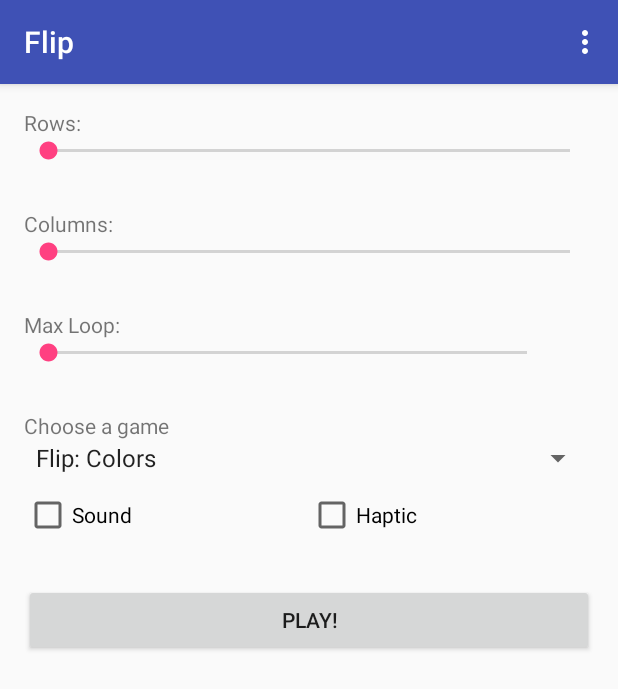
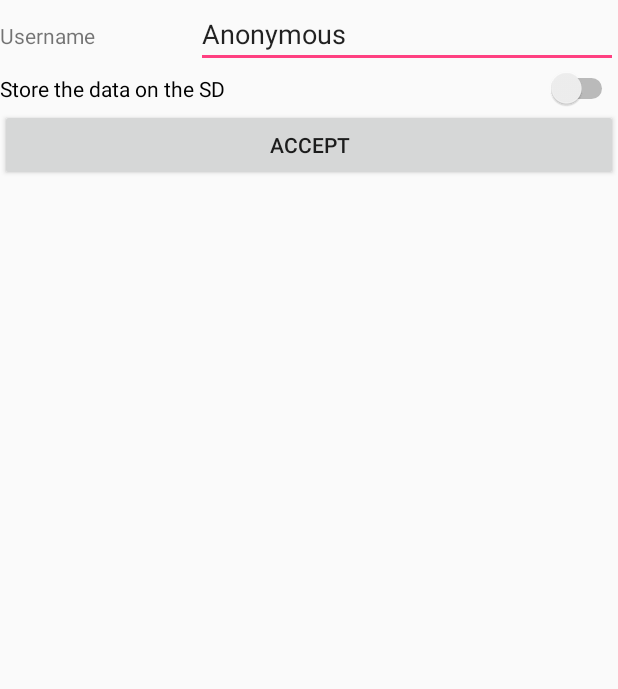
Before and after one commit to gundamexia/Flipi, an Android app: the screen it shows after launch (MainActivity before the commit, Preferences after it), in the options menu, after a tap on "Preferences", on a phone screen of 412 x 824 dp. Shown: the top 689 px of the screen. Run offline under Robolectric (Android 15) with nearby library versions, the phone set to English and light mode, and no system bars.

```diff
--- a/app/src/main/AndroidManifest.xml
+++ b/app/src/main/AndroidManifest.xml
@@ -16,6 +16,7 @@
         </activity>
         <activity android:name=".Flipi" />
         <activity android:name=".score" />
+        <activity android:name=".Preferences" />
     </application>
 
 </manifest>
--- a/app/src/main/java/com/example/dam212/flipi/Flipi.java
+++ b/app/src/main/java/com/example/dam212/flipi/Flipi.java
@@ -25,6 +25,7 @@ import java.io.IOException;
 import java.util.Date;
 import java.util.Locale;
 import java.util.Random;
+
 public class Flipi extends AppCompatActivity {
 
     //tipos de juego
@@ -41,7 +42,6 @@ public class Flipi extends AppCompatActivity {
             R.drawable.ic_6c
     };
 
-
     //numeros
     private static final int []numbers = new int[]{
             R.drawable.ic_1n,
@@ -51,7 +51,6 @@ public class Flipi extends AppCompatActivity {
             R.drawable.ic_5n,
             R.drawable.ic_6n
     };
-
 
     //mantener el array que el usuario hay decidido utilizar
     private int []pictures = null;
@@ -87,6 +86,9 @@ public class Flipi extends AppCompatActivity {
 
     // Mostrará en pantalla el las veces que el usuario ha pulsado una celda
     private TextView tvNumberOfClicks = null;
+
+    // Cronómetro del juego;
+    private Chronometer chronometer;
 
     @Override
     public void onCreate(Bundle savedInstanceState) {
@@ -161,8 +163,8 @@ public class Flipi extends AppCompatActivity {
             ll.addView(l2);
         }
         // cronómetro
-        Chronometer t = (Chronometer)findViewById(R.id.Chronometer);
-        t.start();
+        chronometer = (Chronometer)findViewById(R.id.Chronometer);
+        chronometer.start();
     }
 
 
@@ -355,4 +357,21 @@ public class Flipi extends AppCompatActivity {
                 return super.onOptionsItemSelected(item);
         }
     }
+
+    @Override
+    public void onSaveInstanceState(Bundle savedInstanceState) {
+        super.onSaveInstanceState(savedInstanceState);
+        savedInstanceState.putBoolean("MyBoolean", true);
+        savedInstanceState.putLong("Chronometer", chronometer.getBase());
+        savedInstanceState.putInt("Presses", numberOfClicks);
+    }
+
+    @Override
+    public void onRestoreInstanceState(Bundle savedInstanceState) {
+        super.onRestoreInstanceState(savedInstanceState);
+        chronometer.setBase(savedInstanceState.getLong("Chronometer"));
+        chronometer.start();
+        numberOfClicks = savedInstanceState.getInt("Presses");
+        tvNumberOfClicks.setText(String.valueOf(numberOfClicks));
+    }
 }
--- a/app/src/main/java/com/example/dam212/flipi/MainActivity.java
+++ b/app/src/main/java/com/example/dam212/flipi/MainActivity.java
@@ -18,6 +18,10 @@ import java.util.Locale;
 public class MainActivity extends AppCompatActivity {
 
     private final int FLIPI = 0;
+    private final int PREFERENCES = 1;
+
+    private String username;
+    private boolean saveToSD;
 
     private SeekBar seekBarRows;
     private SeekBar seekBarColumns;
@@ -78,6 +82,9 @@ public class MainActivity extends AppCompatActivity {
         checkBoxHaptic = (CheckBox) findViewById(R.id.checkBoxHaptic);
 
         spinnerTypeOfGame = (Spinner) findViewById(R.id.spinnerTypeOfGame);
+
+        username = "Anonymous";
+        saveToSD = false;
     }
 
     /**
@@ -103,6 +110,17 @@ public class MainActivity extends AppCompatActivity {
             case FLIPI:
                 onFlipiResult(resultCode, data);
                 break;
+            case PREFERENCES:
+                onPreferencesResult(resultCode, data);
+                break;
+        }
+    }
+
+    private void onPreferencesResult(int resultCode, Intent data) {
+        if (resultCode == RESULT_OK) {
+            Bundle result = data.getExtras();
+            username = result.getString("Username");
+            saveToSD = result.getBoolean("SaveToSD");
         }
     }
 
@@ -121,12 +139,13 @@ public class MainActivity extends AppCompatActivity {
     private void launchScoresActivity(){
         Intent intentScore = new Intent(this, score.class);
         startActivity(intentScore);
-
-
     }
 
     private void launchPreferencesActivity(){
-
+        Intent intentPreferences = new Intent(this, Preferences.class);
+        intentPreferences.putExtra("Username", username);
+        intentPreferences.putExtra("SaveToSD", saveToSD);
+        startActivityForResult(intentPreferences, PREFERENCES);
     }
 
 
--- /dev/null
+++ b/app/src/main/java/com/example/dam212/flipi/Preferences.java
@@ -0,0 +1,35 @@
+package com.example.dam212.flipi;
+
+import android.app.Activity;
+import android.content.Intent;
+import android.os.Bundle;
+import android.util.Log;
+import android.view.View;
+import android.widget.EditText;
+import android.widget.Switch;
+
+public class Preferences extends Activity  {
+
+    public void onCreate(Bundle savedInstanceState) {
+        super.onCreate(savedInstanceState);
+        setContentView(R.layout.preferences);
+        Bundle extras = getIntent().getExtras();
+
+        ((EditText)findViewById(R.id.editTextUsername)).setText(extras.getString("Username"));
+        ((Switch)findViewById(R.id.switchSD)).setChecked(extras.getBoolean("SaveToSD"));
+    }
+
+    public void savePreferences(View view) {
+        Intent resultIntent = new Intent();
+        Log.i("PREFERENCES", "User saved the preferences.");
+
+        String username = ((EditText)findViewById(R.id.editTextUsername)).getText().toString();
+        boolean saveToSD = ((Switch)findViewById(R.id.switchSD)).isChecked();
+
+        resultIntent.putExtra("Username", username);
+        resultIntent.putExtra("SaveToSD", saveToSD);
+
+        setResult(RESULT_OK, resultIntent);
+        finish();
+    }
+}
--- /dev/null
+++ b/app/src/main/res/layout/preferences.xml
@@ -0,0 +1,41 @@
+<?xml version="1.0" encoding="utf-8"?>
+<LinearLayout xmlns:android="http://schemas.android.com/apk/res/android"
+    android:orientation="vertical" android:layout_width="match_parent"
+    android:layout_height="match_parent">
+
+    <LinearLayout
+        android:orientation="horizontal"
+        android:layout_width="match_parent"
+        android:layout_height="wrap_content">
+
+        <TextView
+            android:text="@string/textViewUsername"
+            android:layout_width="wrap_content"
+            android:layout_height="wrap_content"
+            android:id="@+id/textViewUsername"
+            android:layout_weight="1" />
+
+        <EditText
+            android:layout_width="wrap_content"
+            android:layout_height="wrap_content"
+            android:inputType="textPersonName"
+            android:text=""
+            android:ems="10"
+            android:id="@+id/editTextUsername"
+            android:layout_weight="1" />
+
+    </LinearLayout>
+
+    <Switch
+        android:text="@string/switchSD"
+        android:layout_width="match_parent"
+        android:layout_height="wrap_content"
+        android:id="@+id/switchSD" />
+
+    <Button
+        android:text="@string/buttonSavePreferences"
+        android:layout_width="match_parent"
+        android:layout_height="wrap_content"
+        android:id="@+id/buttonSavePreferences"
+        android:onClick="savePreferences"/>
+</LinearLayout>
--- a/app/src/main/res/values/strings.xml
+++ b/app/src/main/res/values/strings.xml
@@ -26,4 +26,8 @@
     <string name="Presses">Presses:</string>
     <string name="itemExitGame">Exit Game</string>
     <string name="itemExitApp">Exit App</string>
+
+    <string name="textViewUsername">Username</string>
+    <string name="switchSD">Store the data on the SD</string>
+    <string name="buttonSavePreferences">Accept</string>
 </resources>
```
Also changed, not shown: 2 other files.
